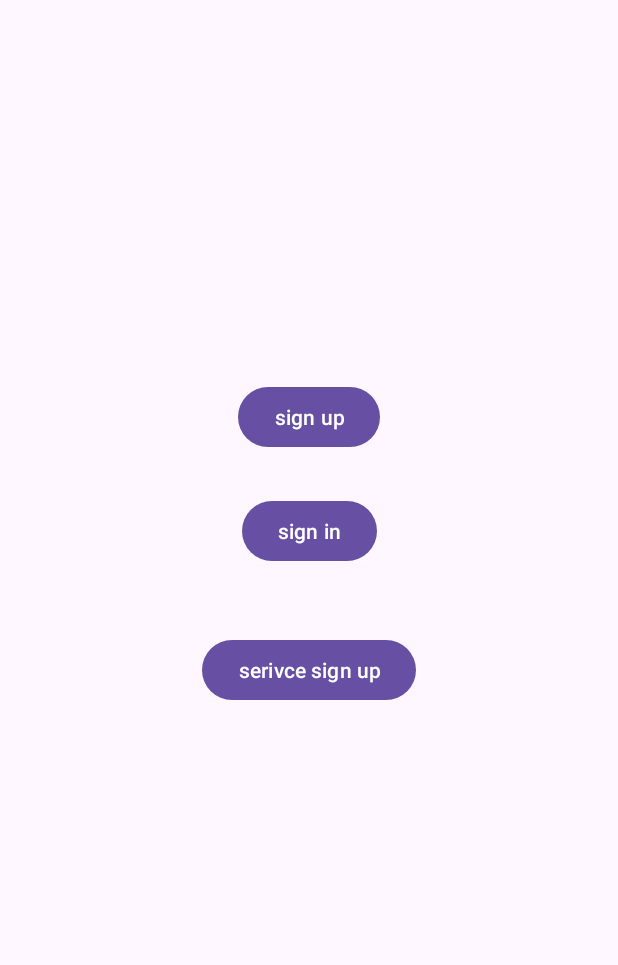
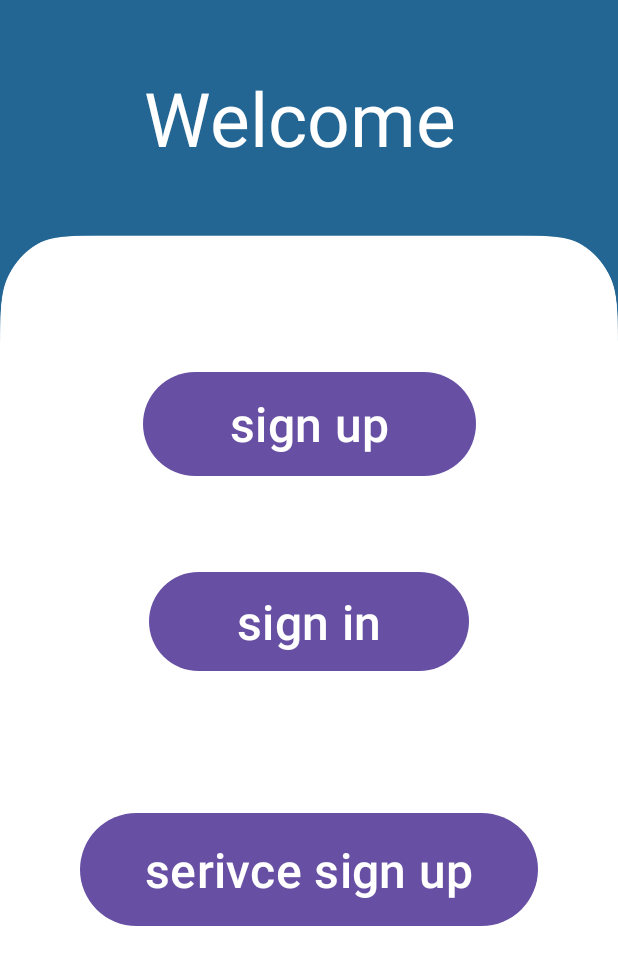
Before and after one commit to Vihitha-Wijerathne/Task-Buddy, an Android app: the screen it shows after launch (WelcomePage), on a phone screen of 412 x 824 dp. Shown: the top 965 px of the screen. Run offline under Robolectric (Android 15) with nearby library versions, the phone set to English and light mode, and no system bars.

Commit message:
UI2 Commit

```diff
--- a/app/src/main/AndroidManifest.xml
+++ b/app/src/main/AndroidManifest.xml
@@ -32,6 +32,9 @@
             android:name=".Search.ServiceProviderList"
             android:exported="false" />
         <activity
+            android:name=".SelectServices.AllServices"
+            android:exported="false" />
+        <activity
             android:name=".WelcomePage.ServiceProviderSignUp"
             android:exported="false" />
         <activity
--- a/app/src/main/res/layout/activity_welcome_page.xml
+++ b/app/src/main/res/layout/activity_welcome_page.xml
@@ -4,13 +4,15 @@
     xmlns:tools="http://schemas.android.com/tools"
     android:layout_width="match_parent"
     android:layout_height="match_parent"
+    android:background="@drawable/profileback"
     tools:context=".WelcomePage.WelcomePage">
 
     <Button
         android:id="@+id/welcomepage_signupbtn"
-        android:layout_width="wrap_content"
-        android:layout_height="wrap_content"
+        android:layout_width="222dp"
+        android:layout_height="77dp"
         android:text="sign up"
+        android:textSize="32dp"
         app:layout_constraintBottom_toBottomOf="parent"
         app:layout_constraintEnd_toEndOf="parent"
         app:layout_constraintStart_toStartOf="parent"
@@ -19,22 +21,42 @@
 
     <Button
         android:id="@+id/WelcomePage_signinbtn"
-        android:layout_width="wrap_content"
-        android:layout_height="wrap_content"
-        android:layout_marginTop="28dp"
+        android:layout_width="213dp"
+        android:layout_height="74dp"
+        android:layout_marginTop="56dp"
         android:text="sign in"
+        android:textSize="32dp"
+        app:layout_constraintBottom_toBottomOf="parent"
         app:layout_constraintEnd_toEndOf="parent"
         app:layout_constraintStart_toStartOf="parent"
-        app:layout_constraintTop_toBottomOf="@+id/welcomepage_signupbtn" />
+        app:layout_constraintTop_toBottomOf="@+id/welcomepage_signupbtn"
+        app:layout_constraintVertical_bias="0.0" />
 
     <Button
         android:id="@+id/welcompage_servicesignup"
-        android:layout_width="wrap_content"
-        android:layout_height="wrap_content"
+        android:layout_width="305dp"
+        android:layout_height="83dp"
         android:text="serivce sign up"
+        android:textSize="32dp"
+        app:layout_constraintBottom_toBottomOf="parent"
+        app:layout_constraintEnd_toEndOf="parent"
+        app:layout_constraintHorizontal_bias="0.497"
+        app:layout_constraintStart_toStartOf="parent"
+        app:layout_constraintTop_toBottomOf="@+id/WelcomePage_signinbtn"
+        app:layout_constraintVertical_bias="0.3" />
+
+    <TextView
+        android:id="@+id/textView4"
+        android:layout_width="240dp"
+        android:layout_height="72dp"
+        android:gravity="center"
+        android:text="Welcome "
+        android:textColor="@color/white"
+        android:textSize="50dp"
         app:layout_constraintBottom_toBottomOf="parent"
         app:layout_constraintEnd_toEndOf="parent"
         app:layout_constraintStart_toStartOf="parent"
-        app:layout_constraintTop_toBottomOf="@+id/WelcomePage_signinbtn"
-        app:layout_constraintVertical_bias="0.113" />
+        app:layout_constraintTop_toTopOf="parent"
+        app:layout_constraintVertical_bias="0.057"
+        tools:ignore="MissingConstraints" />
 </androidx.constraintlayout.widget.ConstraintLayout>
--- a/app/src/main/res/layout/fragment_home.xml
+++ b/app/src/main/res/layout/fragment_home.xml
@@ -102,7 +102,7 @@
         app:layout_constraintVertical_bias="0.0" />
 
     <Button
-        android:id="@+id/button2"
+        android:id="@+id/allservices"
         android:layout_width="255dp"
         android:layout_height="68dp"
         android:text="All Services"
```
Also changed, not shown: app/src/main/java/com/example/taskbuddy/HomeFragment.kt (+9 -4 lines), app/src/main/java/com/example/taskbuddy/SelectServices/AllServices.kt (added, +19 -0 lines), app/src/main/res/layout/activity_allservices.xml (added, +157 -0 lines).
